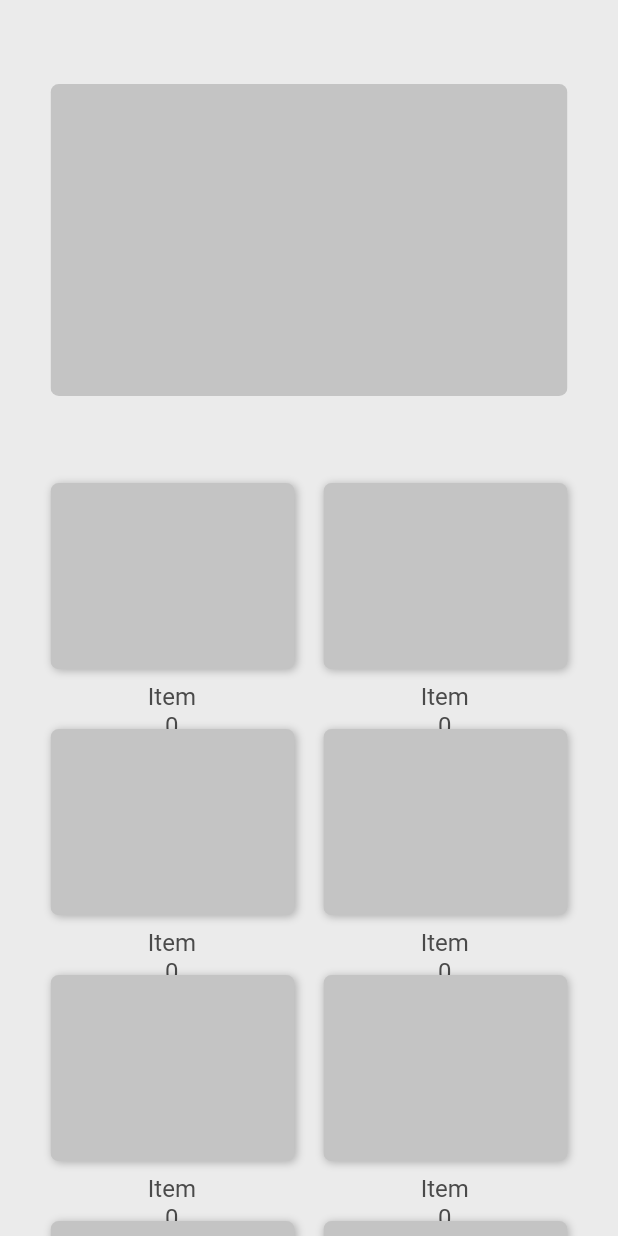
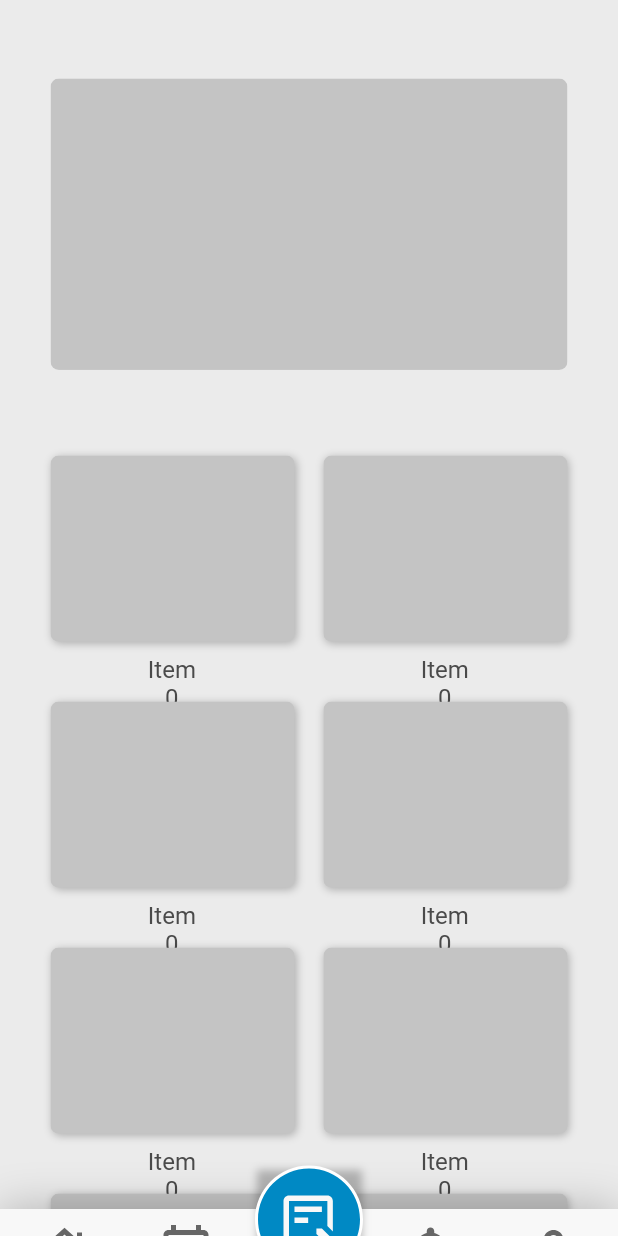
Before and after one commit to egeakman/flutter-test-app, a Flutter app: the screen it shows after launch, on a phone screen of 412 x 824 dp. Run offline on Flutter 3.47's test engine with Material 2 defaults, Android fonts, the phone set to English and light mode, and no system bars; our stand-ins replace path_drawing; Roboto replaces fonts that are missing (RobotoFlex).

```diff
--- a/lib/test_appapp/generatedindexwidget/GeneratedIndexWidget.dart
+++ b/lib/test_appapp/generatedindexwidget/GeneratedIndexWidget.dart
@@ -18,13 +18,13 @@ class GeneratedIndexWidget extends StatelessWidget {
         return SingleChildScrollView(
           scrollDirection: Axis.vertical,
           child: Container(
-              height: 926.0,
+              height: 865.0,
               child: Stack(children: [
                 Container(
                     width: constraints.maxWidth,
                     child: Container(
                       width: 428.0,
-                      height: 926.0,
+                      height: 870.0,
                       child: Stack(
                           fit: StackFit.expand,
                           alignment: Alignment.center,
```
Also changed, not shown: pubspec.lock (added), 2 other files.
